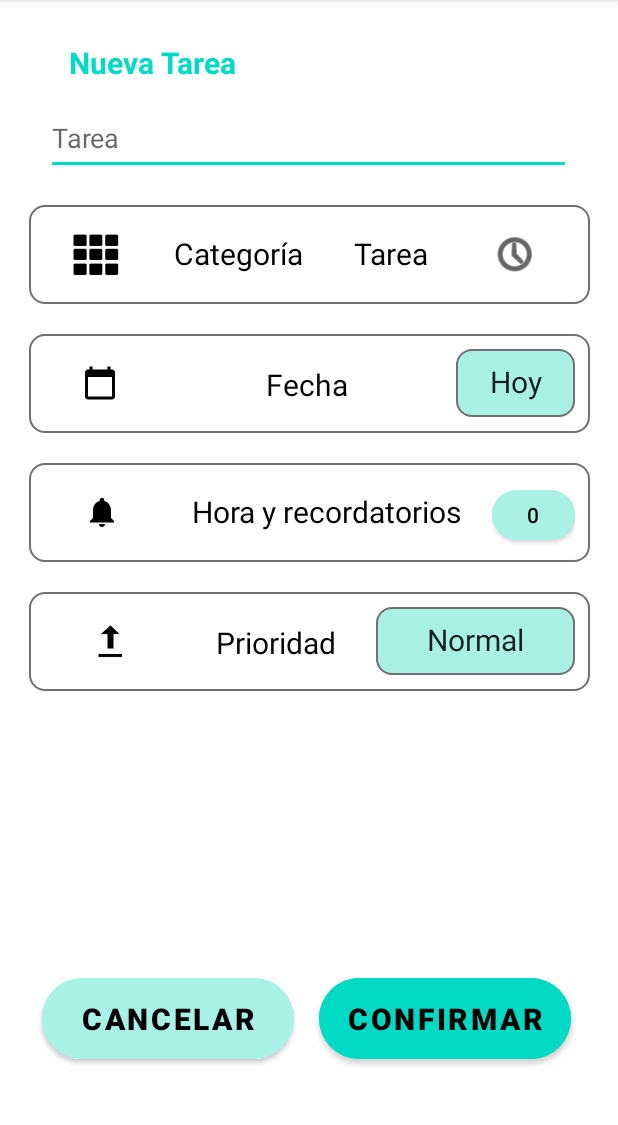
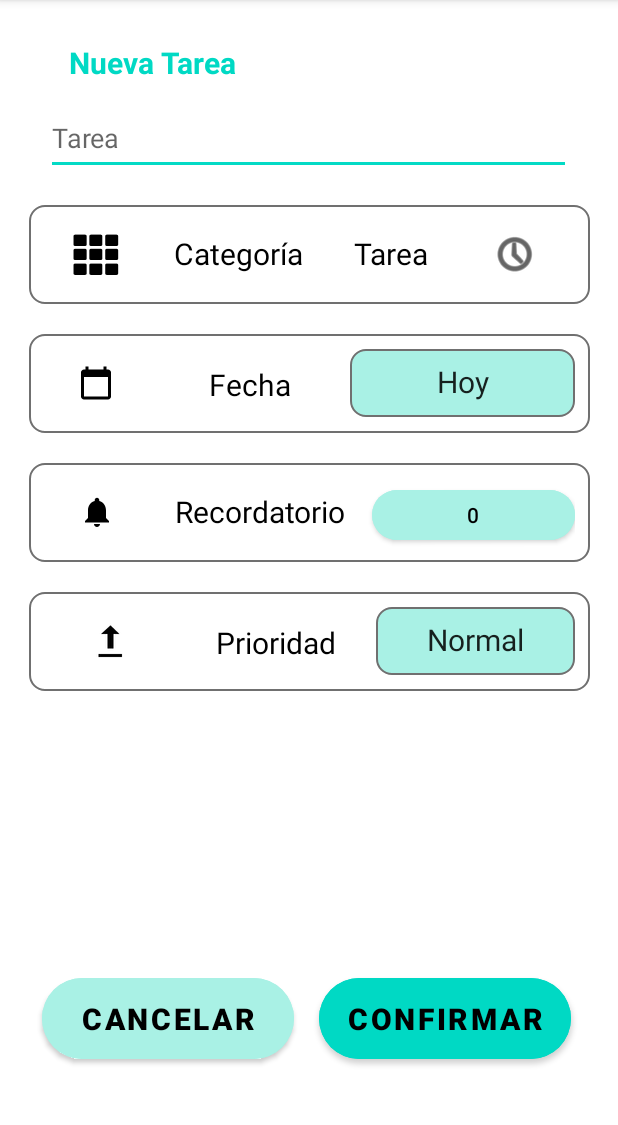
Before and after one commit to estefany-kari/HabitNow, an Android app: the NuevaTarea screen opened directly, with no data from a screen before it, on a phone screen of 412 x 824 dp, the part 84-1209 px from its top. Run offline under Robolectric (Android 15) with nearby library versions, the phone set to English and light mode, and no system bars.

```diff
--- a/ProyectoG2/app/src/main/res/layout/activity_nueva_tarea.xml
+++ b/ProyectoG2/app/src/main/res/layout/activity_nueva_tarea.xml
@@ -151,14 +151,14 @@
             android:layout_height="45dp"
             android:layout_weight="1"
             android:gravity="center"
-            android:text="Hora y recordatorios"
+            android:text="Recordatorio"
             android:textColor="#000000"
             android:textSize="20sp"
             android:textStyle="normal" />
 
         <Button
             android:id="@+id/btn_HoraRecordatorio"
-            android:layout_width="13dp"
+            android:layout_width="100dp"
             android:layout_height="45dp"
             android:layout_weight="1"
             android:backgroundTint="#A9F1E5"
@@ -239,7 +239,7 @@
 
         <TextView
             android:id="@+id/txtFechaTarea"
-            android:layout_width="160dp"
+            android:layout_width="100dp"
             android:layout_height="45dp"
             android:layout_weight="1"
             android:gravity="center"
@@ -250,7 +250,7 @@
 
         <EditText
             android:id="@+id/btn_fechaTarea"
-            android:layout_width="79dp"
+            android:layout_width="150dp"
             android:layout_height="45dp"
             android:background="@drawable/estilo_bordes"
             android:clickable="true"
```
Also changed, not shown: ProyectoG2/app/src/main/java/com/example/proyectog2/NuevaTarea.kt (+46 -5 lines).
